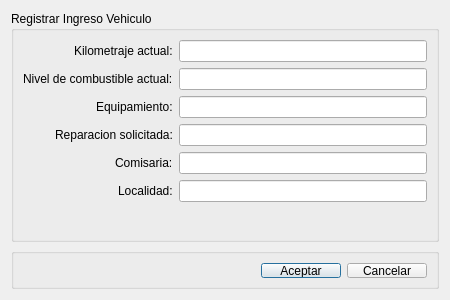
Before: the Qt Designer form src/ui/DialogDatosIngresoVehiculo.ui in guilleurrutia10/division-transporte, drawn with Qt 5.
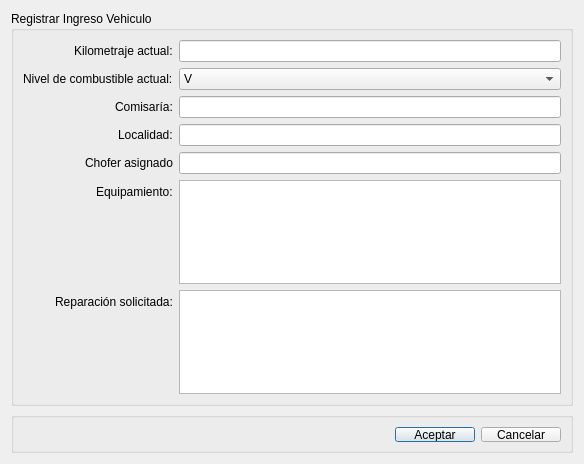
After: the same form once the commit is applied.

Commit message: A partir de ahora se registran en la bd todos los datos proporcionados por la vista en el registro de ingreso del vehiculo. Agregados 2 plainTexts (para equipamiento y reparacion solicitada), el nivel de combustible se lo agrega a partir de un comboBox

```diff
--- a/src/ui/DialogDatosIngresoVehiculo.ui
+++ b/src/ui/DialogDatosIngresoVehiculo.ui
@@ -6,8 +6,8 @@
    <rect>
     <x>0</x>
     <y>0</y>
-    <width>450</width>
-    <height>300</height>
+    <width>584</width>
+    <height>464</height>
    </rect>
   </property>
   <property name="minimumSize">
@@ -26,6 +26,9 @@
       <string>Registrar Ingreso Vehiculo</string>
      </property>
      <layout class="QFormLayout" name="formLayout">
+      <property name="fieldGrowthPolicy">
+       <enum>QFormLayout::AllNonFixedFieldsGrow</enum>
+      </property>
       <property name="labelAlignment">
        <set>Qt::AlignRight|Qt::AlignTrailing|Qt::AlignVCenter</set>
       </property>
@@ -46,39 +49,16 @@
         </property>
        </widget>
       </item>
-      <item row="1" column="1">
-       <widget class="QLineEdit" name="lineEditCombustible"/>
-      </item>
-      <item row="2" column="1">
-       <widget class="QLineEdit" name="lineEditEquipamiento"/>
-      </item>
-      <item row="3" column="1">
-       <widget class="QLineEdit" name="lineEditReparacion"/>
-      </item>
-      <item row="4" column="1">
-       <widget class="QLineEdit" name="lineEditComisaria"/>
-      </item>
-      <item row="2" column="0">
-       <widget class="QLabel" name="label_3">
-        <property name="text">
-         <string>Equipamiento:</string>
-        </property>
-       </widget>
-      </item>
-      <item row="3" column="0">
-       <widget class="QLabel" name="label_4">
-        <property name="text">
-         <string>Reparacion solicitada:</string>
-        </property>
-       </widget>
-      </item>
       <item row="4" column="0">
        <widget class="QLabel" name="label_5">
         <property name="text">
-         <string>Comisaria:</string>
+         <string>Comisaría:</string>
         </property>
        </widget>
       </item>
+      <item row="4" column="1">
+       <widget class="QLineEdit" name="lineEditComisaria"/>
+      </item>
       <item row="5" column="0">
        <widget class="QLabel" name="label_6">
         <property name="text">
@@ -89,6 +69,68 @@
       <item row="5" column="1">
        <widget class="QLineEdit" name="lineEditLocalidad"/>
       </item>
+      <item row="6" column="0">
+       <widget class="QLabel" name="label_7">
+        <property name="text">
+         <string>Chofer asignado</string>
+        </property>
+       </widget>
+      </item>
+      <item row="6" column="1">
+       <widget class="QLineEdit" name="lineEditChoferAsignado"/>
+      </item>
+      <item row="8" column="0">
+       <widget class="QLabel" name="label_4">
+        <property name="text">
+         <string>Reparación solicitada:</string>
+        </property>
+       </widget>
+      </item>
+      <item row="8" column="1">
+       <widget class="QPlainTextEdit" name="plainTextEditReparacion"/>
+      </item>
+      <item row="7" column="0">
+       <widget class="QLabel" name="label_3">
+        <property name="text">
+         <string>Equipamiento:</string>
+        </property>
+       </widget>
+      </item>
+      <item row="7" column="1">
+       <widget class="QPlainTextEdit" name="plainTextEditEquipamiento"/>
+      </item>
+      <item row="1" column="1">
+       <widget class="QComboBox" name="comboBoxCombustible">
+        <property name="toolTip">
+         <string>&lt;html&gt;&lt;head/&gt;&lt;body&gt;&lt;p&gt;Indica la cantidad de combustible en el vehículo.&lt;/p&gt;&lt;/body&gt;&lt;/html&gt;</string>
+        </property>
+        <item>
+         <property name="text">
+          <string>V</string>
+         </property>
+        </item>
+        <item>
+         <property name="text">
+          <string>1/4</string>
+         </property>
+        </item>
+        <item>
+         <property name="text">
+          <string>1/2</string>
+         </property>
+        </item>
+        <item>
+         <property name="text">
+          <string>3/4</string>
+         </property>
+        </item>
+        <item>
+         <property name="text">
+          <string>LL</string>
+         </property>
+        </item>
+       </widget>
+      </item>
      </layout>
     </widget>
    </item>
```
Left out of the diff: 10 changed lines with no effect on the pictures. The commit also changes 9 other files.
